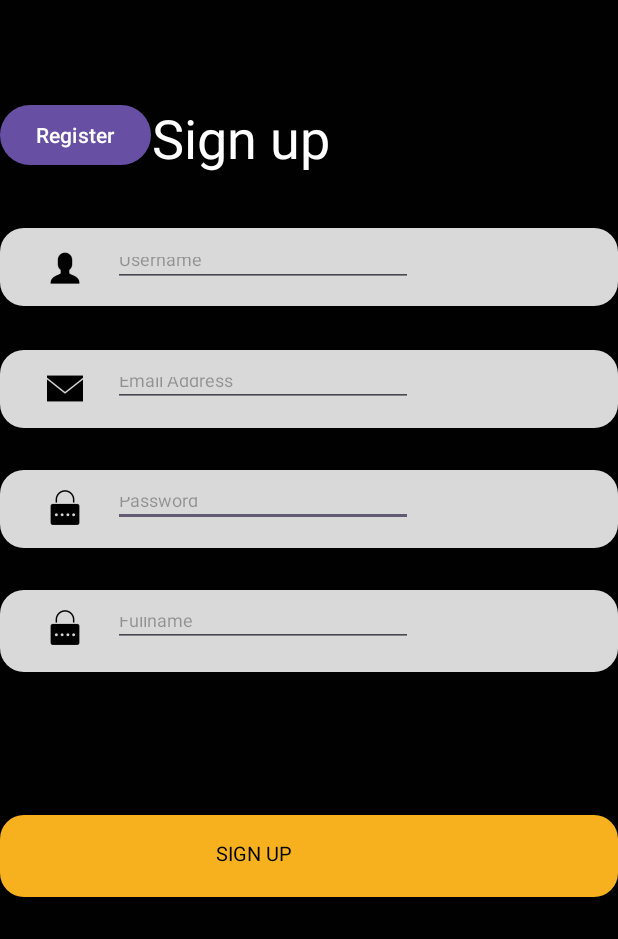
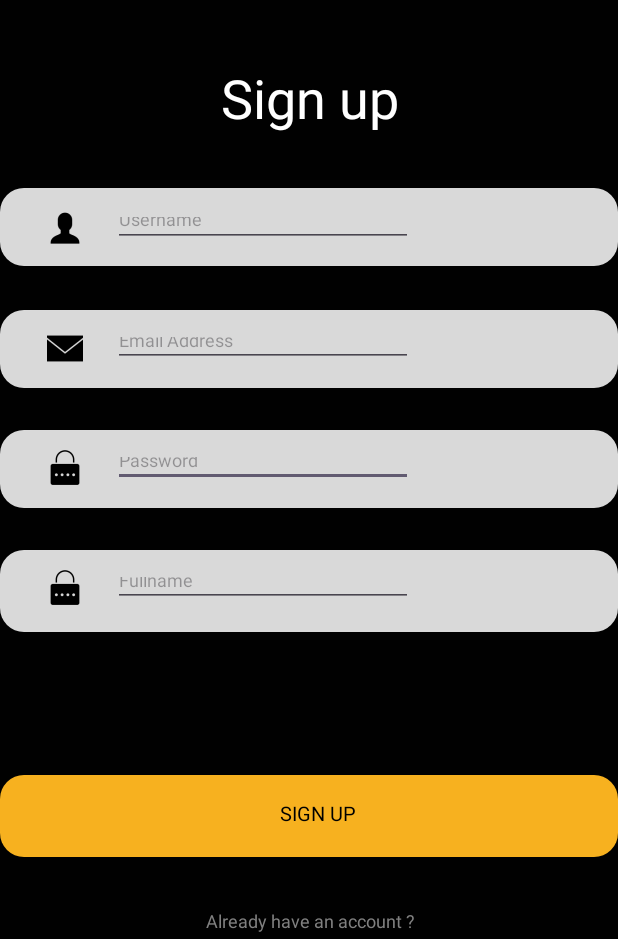
Before and after one commit to Canqu1/ProjectPRM, an Android app: the RegisterActivity screen opened directly, with no data from a screen before it, on a phone screen of 412 x 824 dp, the part 297-1236 px from its top. Run offline under Robolectric (Android 15) with nearby library versions, the phone set to English and light mode, and no system bars; our stand-ins replace Room's generated code.

Commit message:
update layout

```diff
--- a/app/build.gradle.kts
+++ b/app/build.gradle.kts
@@ -42,7 +42,11 @@ dependencies {
     androidTestImplementation(libs.espresso.core)
 }
 dependencies {
+    implementation(libs.room.common)
+    implementation(libs.room.common.jvm)
+    implementation(libs.room.common)
     implementation("com.github.bumptech.glide:glide:4.14.2")
+
     // Skip this if you don't want to use integration libraries or configure Glide.
     annotationProcessor ("com.github.bumptech.glide:compiler:4.14.2")
     val room_version = "2.6.1"
--- a/app/src/main/java/com/example/myapplication/RegisterActivity.java
+++ b/app/src/main/java/com/example/myapplication/RegisterActivity.java
@@ -19,20 +19,20 @@ import com.example.myapplication.Entities.Customer;
 import com.example.myapplication.Entities.User;
 
 public class RegisterActivity extends AppCompatActivity {
-    Button b1;
-    TextView tx1;
+
+    TextView tx1,b1;
 
     EditText ed1 , ed2 , ed3 , ed4;
     @Override
     protected void onCreate(Bundle savedInstanceState) {
         super.onCreate(savedInstanceState);
         setContentView(R.layout.container_register);
-        b1 = (Button)findViewById(R.id.btn_register);
-        ed1 = (EditText)findViewById(R.id.text_uname);
-        ed2 = (EditText)findViewById(R.id.text_pwd);
-        ed3 = (EditText)findViewById(R.id.text_email);
-        ed4= (EditText)findViewById(R.id.text_fname);
-        tx1 = (TextView)findViewById(R.id.text_success);
+        b1 = findViewById(R.id.btn_register);
+        ed1 = findViewById(R.id.text_uname);
+        ed2 = findViewById(R.id.text_pwd);
+        ed3 = findViewById(R.id.text_email);
+        ed4= findViewById(R.id.text_fname);
+        tx1 = findViewById(R.id.text_success);
         tx1.setVisibility(View.GONE);
 
         FRoomDatabase db = Room.databaseBuilder(getApplicationContext(),
--- a/app/src/main/java/com/example/myapplication/adapter/RoomAdapter.java
+++ b/app/src/main/java/com/example/myapplication/adapter/RoomAdapter.java
@@ -39,6 +39,7 @@ public class RoomAdapter extends RecyclerView.Adapter<RoomAdapter.ViewHolder> {
         int drawableID = holder.itemView.getContext().getResources().getIdentifier(
                 rooms.get(position).getImg(),
                 "drawable",
+
                 holder.itemView.getContext().getPackageName()
         );
 
--- a/app/src/main/java/com/example/myapplication/model/Room.java
+++ b/app/src/main/java/com/example/myapplication/model/Room.java
@@ -34,6 +34,7 @@ public class Room implements Serializable {
         this.img = img;
     }
 
+
     public String getDescription() {
         return description;
     }
--- a/app/src/main/res/layout/container_register.xml
+++ b/app/src/main/res/layout/container_register.xml
@@ -10,17 +10,21 @@
         android:id="@+id/image_logo"
         android:layout_width="match_parent"
         android:layout_height="198dp"
+        app:layout_constraintEnd_toEndOf="parent"
+        app:layout_constraintStart_toStartOf="parent"
         app:layout_constraintTop_toTopOf="parent"
         app:srcCompat="@drawable/logo"
-        tools:layout_editor_absoluteX="0dp"
         tools:ignore="MissingConstraints" />
 
     <FrameLayout
         android:id="@+id/container_group"
         android:layout_width="match_parent"
         android:layout_height="wrap_content"
-        app:layout_constraintTop_toBottomOf="@id/image_logo"
-        android:layout_marginTop="66dp">
+        android:layout_marginTop="66dp"
+        app:layout_constraintBottom_toBottomOf="parent"
+        app:layout_constraintEnd_toEndOf="parent"
+        app:layout_constraintStart_toStartOf="parent"
+        app:layout_constraintTop_toBottomOf="@id/image_logo">
 
         <ImageView
             android:id="@+id/img_password_edit_text"
@@ -39,10 +43,10 @@
             android:layout_marginLeft="75dp"
             android:layout_marginTop="255dp"
             android:gravity="left|center_vertical"
+            android:hint="Password"
             android:includeFontPadding="false"
             android:maxLines="1"
             android:singleLine="true"
-            android:hint="Password"
             android:textColor="#FF000000"
             android:textSize="12dp" />
 
@@ -74,10 +78,10 @@
             android:layout_marginTop="335dp"
             android:layout_marginBottom="248dp"
             android:gravity="left|center_vertical"
+            android:hint="Fullname"
             android:includeFontPadding="false"
             android:maxLines="1"
             android:singleLine="true"
-            android:hint="Fullname"
             android:textColor="#FF000000"
             android:textSize="12dp" />
 
@@ -109,10 +113,10 @@
             android:layout_marginLeft="75dp"
             android:layout_marginTop="175dp"
             android:gravity="left|center_vertical"
+            android:hint="Email Address"
             android:includeFontPadding="false"
             android:maxLines="1"
             android:singleLine="true"
-            android:hint="Email Address"
             android:textColor="#FF000000"
             android:textSize="12dp" />
 
@@ -143,9 +147,9 @@
             android:layout_marginLeft="75dp"
             android:layout_marginTop="95dp"
             android:gravity="left|center_vertical"
+            android:hint="Username"
             android:maxLines="1"
             android:singleLine="true"
-            android:hint="Username"
             android:textColor="#FF000000"
             android:textSize="12dp" />
 
@@ -169,14 +173,13 @@
             android:scaleType="centerCrop" />
 
         <TextView
-            android:id="@+id/txt_sign_up"
+            android:id="@+id/btn_register"
             android:layout_width="64dp"
             android:layout_height="20dp"
-            android:layout_gravity="left"
-            android:layout_marginLeft="144dp"
+            android:layout_marginLeft="180dp"
             android:layout_marginTop="493dp"
             android:layout_marginBottom="97dp"
-            android:gravity="left|center_vertical"
+            android:gravity="center"
             android:includeFontPadding="false"
             android:maxLines="1"
             android:singleLine="true"
@@ -192,7 +195,7 @@
             android:layout_marginTop="565dp"
             android:layout_marginRight="90dp"
             android:layout_marginBottom="25dp"
-            android:gravity="left|center_vertical"
+            android:gravity="center"
             android:includeFontPadding="false"
             android:maxLines="1"
             android:singleLine="true"
@@ -207,7 +210,7 @@
             android:layout_marginLeft="139dp"
             android:layout_marginTop="591dp"
             android:layout_marginRight="139dp"
-            android:gravity="left|center_vertical"
+            android:gravity="center"
             android:includeFontPadding="false"
             android:maxLines="1"
             android:singleLine="true"
@@ -223,7 +226,7 @@
             android:layout_marginTop="412dp"
             android:layout_marginRight="11dp"
             android:layout_marginBottom="179dp"
-            android:gravity="left|center_vertical"
+            android:gravity="center"
             android:includeFontPadding="false"
             android:maxLines="1"
             android:singleLine="true"
@@ -238,7 +241,7 @@
             android:layout_gravity="top"
             android:layout_marginLeft="101dp"
             android:layout_marginRight="100dp"
-            android:gravity="left|center_vertical"
+            android:gravity="center"
             android:includeFontPadding="false"
             android:maxLines="1"
             android:singleLine="true"
@@ -246,11 +249,7 @@
             android:textColor="#FFFFFFFF"
             android:textSize="36dp" />
 
-        <Button
-            android:id="@+id/btn_register"
-            android:layout_width="wrap_content"
-            android:layout_height="wrap_content"
-            android:text="Register" />
+        />
 
     </FrameLayout>
 </androidx.constraintlayout.widget.ConstraintLayout>
--- a/gradle/libs.versions.toml
+++ b/gradle/libs.versions.toml
@@ -7,6 +7,8 @@ appcompat = "1.7.0"
 material = "1.12.0"
 activity = "1.9.0"
 constraintlayout = "2.1.4"
+roomCommon = "2.6.1"
+roomCommonJvm = "2.7.0-alpha04"
 
 [libraries]
 junit = { group = "junit", name = "junit", version.ref = "junit" }
@@ -16,6 +18,8 @@ appcompat = { group = "androidx.appcompat", name = "appcompat", version.ref = "a
 material = { group = "com.google.android.material", name = "material", version.ref = "material" }
 activity = { group = "androidx.activity", name = "activity", version.ref = "activity" }
 constraintlayout = { group = "androidx.constraintlayout", name = "constraintlayout", version.ref = "constraintlayout" }
+room-common = { group = "androidx.room", name = "room-common", version.ref = "roomCommon" }
+room-common-jvm = { group = "androidx.room", name = "room-common-jvm", version.ref = "roomCommonJvm" }
 
 [plugins]
 android-application = { id = "com.android.application", version.ref = "agp" }
```
Also changed, not shown: app/src/main/java/com/example/myapplication/LoginActivity.java (+11 -3 lines), app/src/main/res/layout/container_login.xml (+30 -24 lines).
